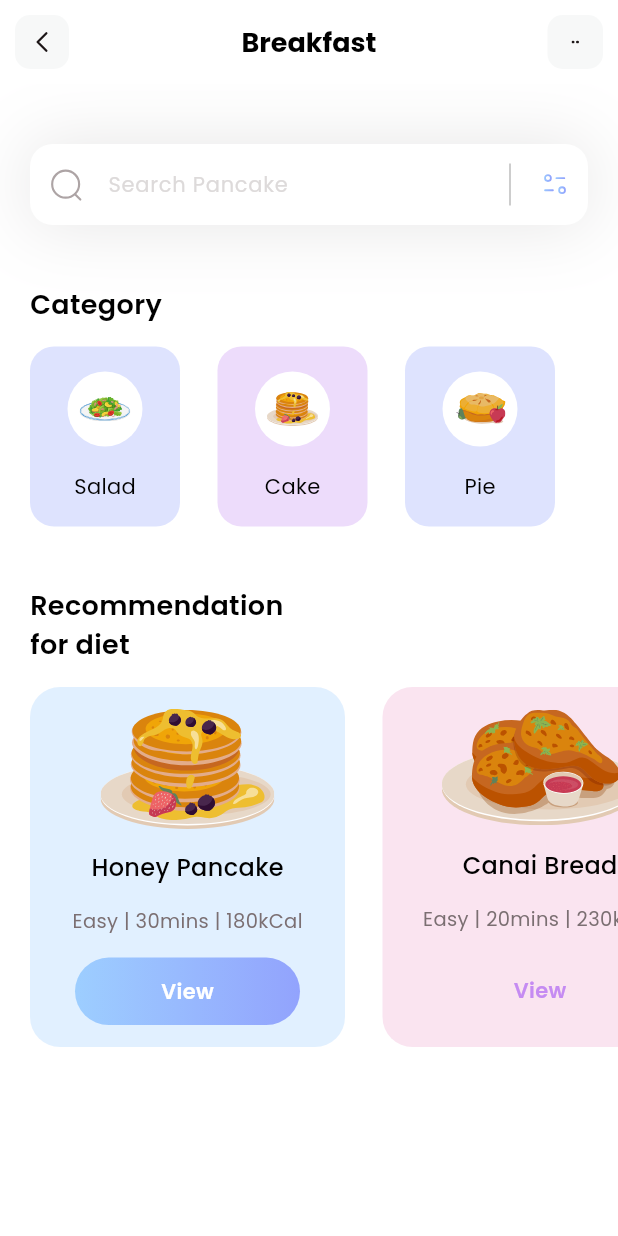
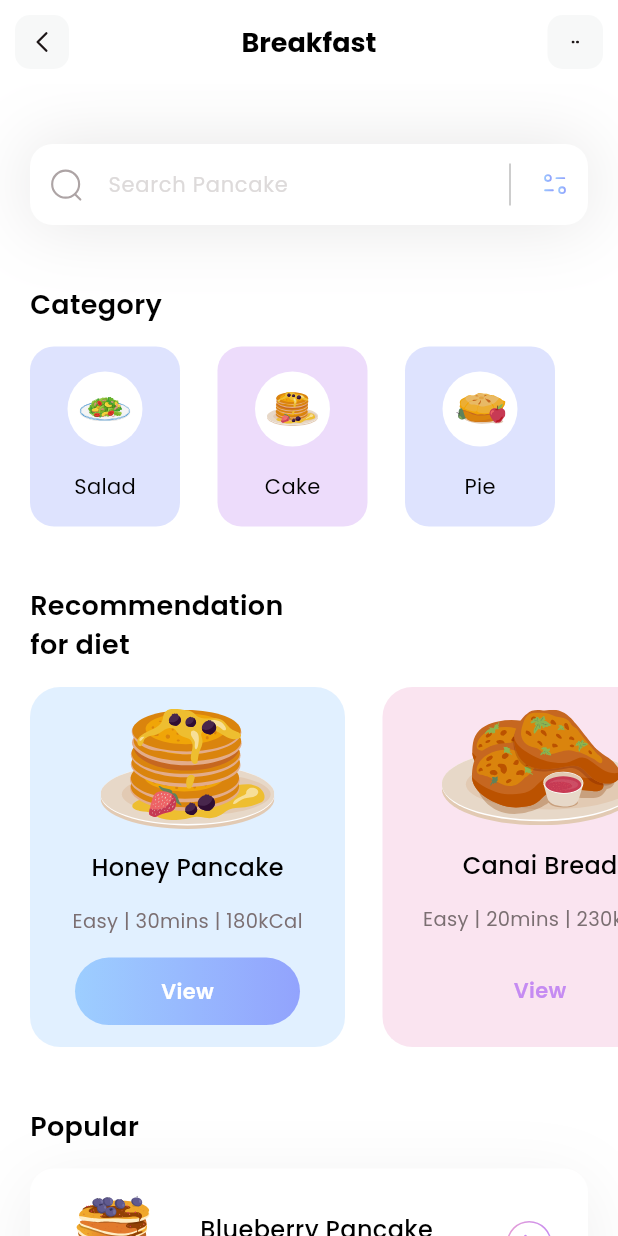
Before and after one commit to manjindersarkaria/flutter-fitness, a Flutter app: the screen it shows after launch, on a phone screen of 412 x 824 dp. Run offline on Flutter 3.47's test engine with Material 3 defaults, Android fonts, the phone set to English and light mode, and no system bars; our stand-ins replace flutter_svg.

Commit message:
Fitness app with look and feel as per the video

```diff
--- /dev/null
+++ b/lib/models/popular_model.dart
@@ -0,0 +1,40 @@
+class PopularDietsModel {
+  String name;
+  String iconPath;
+  String level;
+  String duration;
+  String calorie;
+  bool boxIsSelected;
+
+  PopularDietsModel(
+      {required this.name,
+      required this.iconPath,
+      required this.level,
+      required this.duration,
+      required this.calorie,
+      required this.boxIsSelected});
+
+  static List<PopularDietsModel> getPopularDiets() {
+    List<PopularDietsModel> popularDiets = [];
+
+    popularDiets.add(PopularDietsModel(
+      name: 'Blueberry Pancake',
+      iconPath: 'assets/icons/blueberry-pancake.svg',
+      level: 'Medium',
+      duration: '30mins',
+      calorie: '230kCal',
+      boxIsSelected: true,
+    ));
+
+    popularDiets.add(PopularDietsModel(
+      name: 'Salmon Nigiri',
+      iconPath: 'assets/icons/salmon-nigiri.svg',
+      level: 'Easy',
+      duration: '20mins',
+      calorie: '120kCal',
+      boxIsSelected: false,
+    ));
+
+    return popularDiets;
+  }
+}
--- a/lib/pages/home.dart
+++ b/lib/pages/home.dart
@@ -1,5 +1,6 @@
 import 'package:fitness/models/category_model.dart';
 import 'package:fitness/models/diet_model.dart';
+import 'package:fitness/models/popular_model.dart';
 import 'package:flutter/material.dart';
 import 'package:flutter_svg/flutter_svg.dart';
 
@@ -13,9 +14,11 @@
 class _HomePageState extends State<HomePage> {
   List<CategoryModel> categories = [];
   List<DietModel> diets = [];
+  List<PopularDietsModel> popularDiets = [];
   void _getInitialInfo() {
     categories = CategoryModel.getCategories();
     diets = DietModel.getDiets();
+    popularDiets = PopularDietsModel.getPopularDiets();
   }
 
   @override
@@ -24,8 +27,7 @@
     return Scaffold(
       appBar: appBar(),
       backgroundColor: Colors.white,
-      body: Column(
-        crossAxisAlignment: CrossAxisAlignment.start,
+      body: ListView(
         children: [
           _searchField(),
           SizedBox(
@@ -35,7 +37,109 @@
           SizedBox(
             height: 40,
           ),
+          _dietSection(),
+          SizedBox(
+            height: 40,
+          ),
+          _popularDiets(),
+          SizedBox(
+            height: 40,
+          )
+        ],
+      ),
+    );
+  }
+
+  Column _popularDiets() {
+    return Column(
+      crossAxisAlignment: CrossAxisAlignment.start,
+      children: [
+        const Padding(
+          padding: EdgeInsets.only(left: 20),
+          child: Text(
+            'Popular',
+            style: TextStyle(
+                color: Colors.black, fontSize: 18, fontWeight: FontWeight.w600),
+          ),
+        ),
+        const SizedBox(
+          height: 15,
+        ),
+        ListView.separated(
+          itemCount: popularDiets.length,
+          shrinkWrap: true,
+          separatorBuilder: (context, index) => const SizedBox(
+            height: 25,
+          ),
+          padding: const EdgeInsets.only(left: 20, right: 20),
+          itemBuilder: (context, index) {
+            return Container(
+              height: 100,
+              decoration: BoxDecoration(
+                  color: popularDiets[index].boxIsSelected
+                      ? Colors.white
+                      : Colors.transparent,
+                  borderRadius: BorderRadius.circular(16),
+                  boxShadow: popularDiets[index].boxIsSelected
+                      ? [
+                          BoxShadow(
+                              color: const Color(0xff1D1617).withOpacity(0.07),
+                              offset: const Offset(0, 10),
+                              blurRadius: 40,
+                              spreadRadius: 0)
+                        ]
+                      : []),
+              child: Row(
+                mainAxisAlignment: MainAxisAlignment.spaceEvenly,
+                children: [
+                  SvgPicture.asset(
+                    popularDiets[index].iconPath,
+                    width: 65,
+                    height: 65,
+                  ),
                   Column(
+                    mainAxisAlignment: MainAxisAlignment.center,
+                    crossAxisAlignment: CrossAxisAlignment.start,
+                    children: [
+                      Text(
+                        popularDiets[index].name,
+                        style: const TextStyle(
+                            fontWeight: FontWeight.w500,
+                            color: Colors.black,
+                            fontSize: 16),
+                      ),
+                      Text(
+                        popularDiets[index].level +
+                            ' | ' +
+                            popularDiets[index].duration +
+                            ' | ' +
+                            popularDiets[index].calorie,
+                        style: const TextStyle(
+                            color: Color(0xff7B6F72),
+                            fontSize: 13,
+                            fontWeight: FontWeight.w400),
+                      ),
+                    ],
+                  ),
+                  GestureDetector(
+                    onTap: () {},
+                    child: SvgPicture.asset(
+                      'assets/icons/button.svg',
+                      width: 30,
+                      height: 30,
+                    ),
+                  )
+                ],
+              ),
+            );
+          },
+        )
+      ],
+    );
+  }
+
+  Column _dietSection() {
+    return Column(
       crossAxisAlignment: CrossAxisAlignment.start,
       children: [
         Padding(
@@ -49,16 +153,7 @@
         SizedBox(
           height: 15,
         ),
-              _dietSection()
-            ],
-          )
-        ],
-      ),
-    );
-  }
-
-  Container _dietSection() {
-    return Container(
+        Container(
           height: 240,
           child: ListView.separated(
             itemBuilder: (context, index) => Container(
@@ -121,6 +216,8 @@
             scrollDirection: Axis.horizontal,
             padding: EdgeInsets.only(left: 20, right: 20),
           ),
+        )
+      ],
     );
   }
 
```
Lines whose indentation alone changed are shown as unchanged.
